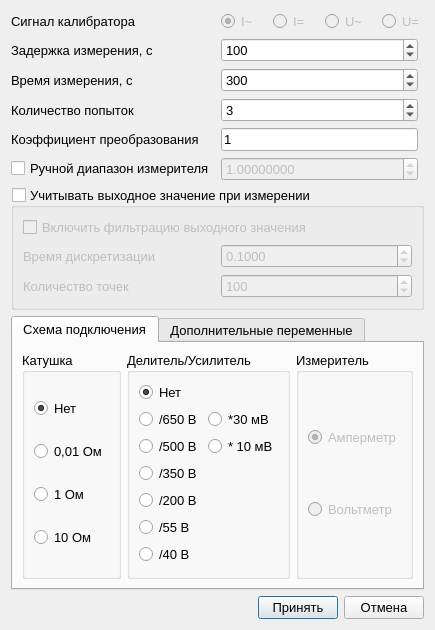
irsural/clb_autocalibration, file ui/edit_cell_config_dialog.ui: the form before one commit.
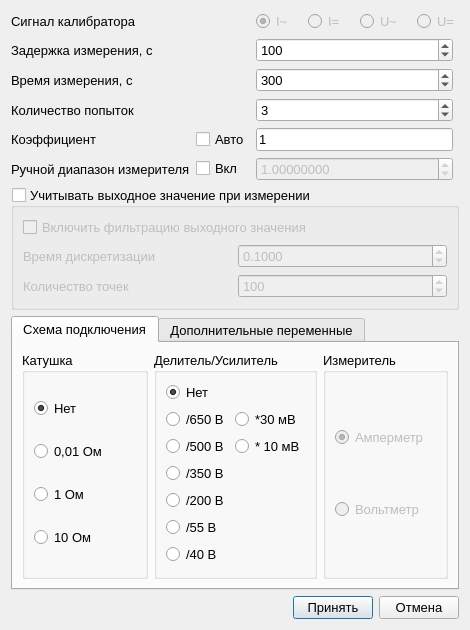
The form after the commit. Icons and pictures are not drawn. Custom widgets are drawn as their Qt base class.

Commit message: Добавил галочку авто коэффициент

Patch:
```diff
--- a/ui/edit_cell_config_dialog.ui
+++ b/ui/edit_cell_config_dialog.ui
@@ -6,7 +6,7 @@
    <rect>
     <x>0</x>
     <y>0</y>
-    <width>423</width>
+    <width>457</width>
     <height>602</height>
    </rect>
   </property>
@@ -27,46 +27,61 @@
     <layout class="QVBoxLayout" name="main_widget_layout">
      <item>
       <layout class="QGridLayout" name="gridLayout">
-       <item row="3" column="0">
-        <widget class="QLabel" name="label_3">
-         <property name="text">
-          <string>Количество попыток</string>
+       <item row="2" column="2">
+        <widget class="QSpinBox" name="measure_time_spinbox">
+         <property name="sizePolicy">
+          <sizepolicy hsizetype="Expanding" vsizetype="Fixed">
+           <horstretch>0</horstretch>
+           <verstretch>0</verstretch>
+          </sizepolicy>
          </property>
-        </widget>
-       </item>
-       <item row="1" column="0">
-        <widget class="QLabel" name="label_4">
-         <property name="text">
-          <string>Задержка измерения, с</string>
+         <property name="minimumSize">
+          <size>
+           <width>100</width>
+           <height>0</height>
+          </size>
          </property>
+         <property name="minimum">
+          <number>0</number>
+         </property>
+         <property name="maximum">
+          <number>99999</number>
+         </property>
+         <property name="value">
+          <number>300</number>
+         </property>
         </widget>
        </item>
-       <item row="0" column="0">
-        <widget class="QLabel" name="label">
+       <item row="2" column="0">
+        <widget class="QLabel" name="label_5">
          <property name="text">
-          <string>Сигнал калибратора</string>
+          <string>Время измерения, с</string>
          </property>
         </widget>
        </item>
-       <item row="4" column="1">
-        <widget class="QEditDoubleClick" name="coefficient_edit">
+       <item row="3" column="2">
+        <widget class="QSpinBox" name="retry_count_spinbox">
+         <property name="sizePolicy">
+          <sizepolicy hsizetype="Preferred" vsizetype="Fixed">
+           <horstretch>0</horstretch>
+           <verstretch>0</verstretch>
+          </sizepolicy>
+         </property>
          <property name="minimumSize">
           <size>
            <width>100</width>
            <height>0</height>
           </size>
          </property>
-         <property name="font">
-          <font>
-           <pointsize>10</pointsize>
-          </font>
+         <property name="minimum">
+          <number>1</number>
          </property>
-         <property name="text">
-          <string>1</string>
+         <property name="value">
+          <number>3</number>
          </property>
         </widget>
        </item>
-       <item row="0" column="1" colspan="2">
+       <item row="0" column="2" colspan="2">
         <layout class="QHBoxLayout" name="horizontalLayout">
          <property name="spacing">
           <number>15</number>
@@ -116,43 +131,28 @@
          </item>
         </layout>
        </item>
-       <item row="3" column="1">
-        <widget class="QSpinBox" name="retry_count_spinbox">
-         <property name="sizePolicy">
-          <sizepolicy hsizetype="Preferred" vsizetype="Fixed">
-           <horstretch>0</horstretch>
-           <verstretch>0</verstretch>
-          </sizepolicy>
+       <item row="0" column="0">
+        <widget class="QLabel" name="label">
+         <property name="text">
+          <string>Сигнал калибратора</string>
          </property>
-         <property name="minimumSize">
-          <size>
-           <width>100</width>
-           <height>0</height>
-          </size>
-         </property>
-         <property name="minimum">
-          <number>1</number>
-         </property>
-         <property name="value">
-          <number>3</number>
+        </widget>
+       </item>
+       <item row="3" column="0">
+        <widget class="QLabel" name="label_3">
+         <property name="text">
+          <string>Количество попыток</string>
          </property>
         </widget>
        </item>
        <item row="4" column="0">
         <widget class="QLabel" name="label_2">
          <property name="text">
-          <string>Коэффициент преобразования</string>
+          <string>Коэффициент</string>
          </property>
         </widget>
        </item>
-       <item row="2" column="0">
-        <widget class="QLabel" name="label_5">
-         <property name="text">
-          <string>Время измерения, с</string>
-         </property>
-        </widget>
-       </item>
-       <item row="1" column="1">
+       <item row="1" column="2">
         <widget class="QSpinBox" name="measure_delay_spinbox">
          <property name="sizePolicy">
           <sizepolicy hsizetype="Preferred" vsizetype="Fixed">
@@ -177,39 +177,25 @@
          </property>
         </widget>
        </item>
-       <item row="2" column="1">
-        <widget class="QSpinBox" name="measure_time_spinbox">
-         <property name="sizePolicy">
-          <sizepolicy hsizetype="Expanding" vsizetype="Fixed">
-           <horstretch>0</horstretch>
-           <verstretch>0</verstretch>
-          </sizepolicy>
-         </property>
+       <item row="4" column="2">
+        <widget class="QEditDoubleClick" name="coefficient_edit">
          <property name="minimumSize">
           <size>
            <width>100</width>
            <height>0</height>
           </size>
          </property>
-         <property name="minimum">
-          <number>0</number>
+         <property name="font">
+          <font>
+           <pointsize>10</pointsize>
+          </font>
          </property>
-         <property name="maximum">
-          <number>99999</number>
-         </property>
-         <property name="value">
-          <number>300</number>
-         </property>
-        </widget>
-       </item>
-       <item row="5" column="0">
-        <widget class="QCheckBox" name="manual_range_checkbox">
          <property name="text">
-          <string>Ручной диапазон измерителя</string>
+          <string>1</string>
          </property>
         </widget>
        </item>
-       <item row="5" column="1">
+       <item row="5" column="2">
         <widget class="QDoubleSpinBox" name="manual_range_spinbox">
          <property name="enabled">
           <bool>false</bool>
@@ -231,6 +217,34 @@
          </property>
         </widget>
        </item>
+       <item row="1" column="0">
+        <widget class="QLabel" name="label_4">
+         <property name="text">
+          <string>Задержка измерения, с</string>
+         </property>
+        </widget>
+       </item>
+       <item row="4" column="1">
+        <widget class="QCheckBox" name="auto_coefficient_checkbox">
+         <property name="text">
+          <string>Авто</string>
+         </property>
+        </widget>
+       </item>
+       <item row="5" column="1">
+        <widget class="QCheckBox" name="manual_range_checkbox">
+         <property name="text">
+          <string>Вкл</string>
+         </property>
+        </widget>
+       </item>
+       <item row="5" column="0">
+        <widget class="QLabel" name="label_8">
+         <property name="text">
+          <string>Ручной диапазон измерителя</string>
+         </property>
+        </widget>
+       </item>
       </layout>
      </item>
      <item>
```
Left out of the diff: 2 changed lines with no effect on the pictures. The commit also changes 4 other files.
